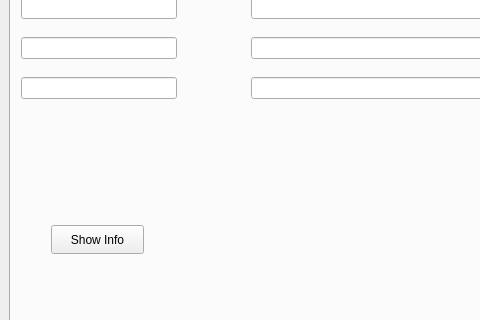
Before: the Qt Designer form System_manager/mainwindow.ui in BerestenkoDaniil/NG_2022_System_Manager_project, drawn with Qt 5; both pictures show x 0 to 480 and y 180 to 500 of the 800 by 600 pixel window.
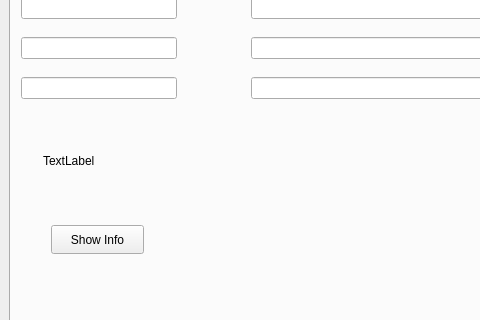
After: the same form once the commit is applied.

Commit message: Added list of programs

```diff
--- a/System_manager/mainwindow.ui
+++ b/System_manager/mainwindow.ui
@@ -97,6 +97,19 @@
          <string>Show Info</string>
         </property>
        </widget>
+       <widget class="QLabel" name="label">
+        <property name="geometry">
+         <rect>
+          <x>32</x>
+          <y>290</y>
+          <width>111</width>
+          <height>31</height>
+         </rect>
+        </property>
+        <property name="text">
+         <string>TextLabel</string>
+        </property>
+       </widget>
       </widget>
       <widget class="QWidget" name="GPU_tab">
        <attribute name="title">
```
Left out of the diff: 13 changed lines with no effect on the pictures. The commit also changes 2 other files.
